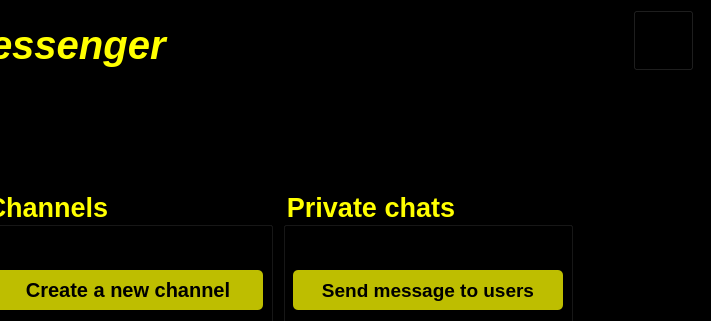
Qt form untitled/afterlogin.ui (MohamadKhavaran/M2-Massenger) before a commit; both pictures show x 367 to 1078 and y 0 to 321 of the 1078 by 729 pixel window.
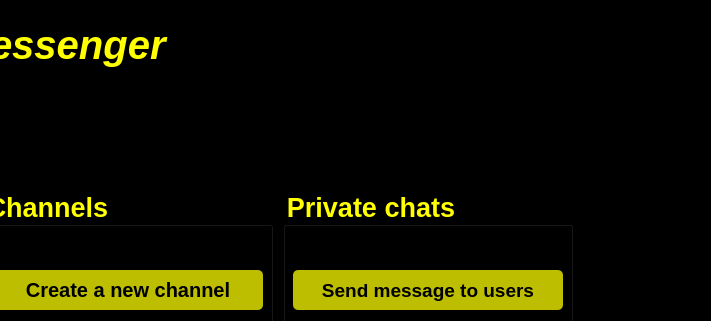
The same form after that commit. Icons and pictures are not drawn.

What changed in the file:
```diff
--- a/untitled/afterlogin.ui
+++ b/untitled/afterlogin.ui
@@ -108,31 +108,6 @@
      <string/>
     </property>
    </widget>
-   <widget class="QPushButton" name="pushButton_5">
-    <property name="geometry">
-     <rect>
-      <x>1000</x>
-      <y>10</y>
-      <width>61</width>
-      <height>61</height>
-     </rect>
-    </property>
-    <property name="font">
-     <font>
-      <pointsize>12</pointsize>
-     </font>
-    </property>
-    <property name="styleSheet">
-     <string notr="true">image: url(:/icons/close3.png);
-
-
-
-</string>
-    </property>
-    <property name="text">
-     <string/>
-    </property>
-   </widget>
    <widget class="QGroupBox" name="group_groupBox">
     <property name="geometry">
      <rect>
@@ -703,7 +678,7 @@
     <property name="geometry">
      <rect>
       <x>510</x>
-      <y>100</y>
+      <y>95</y>
       <width>121</width>
       <height>111</height>
      </rect>
```
